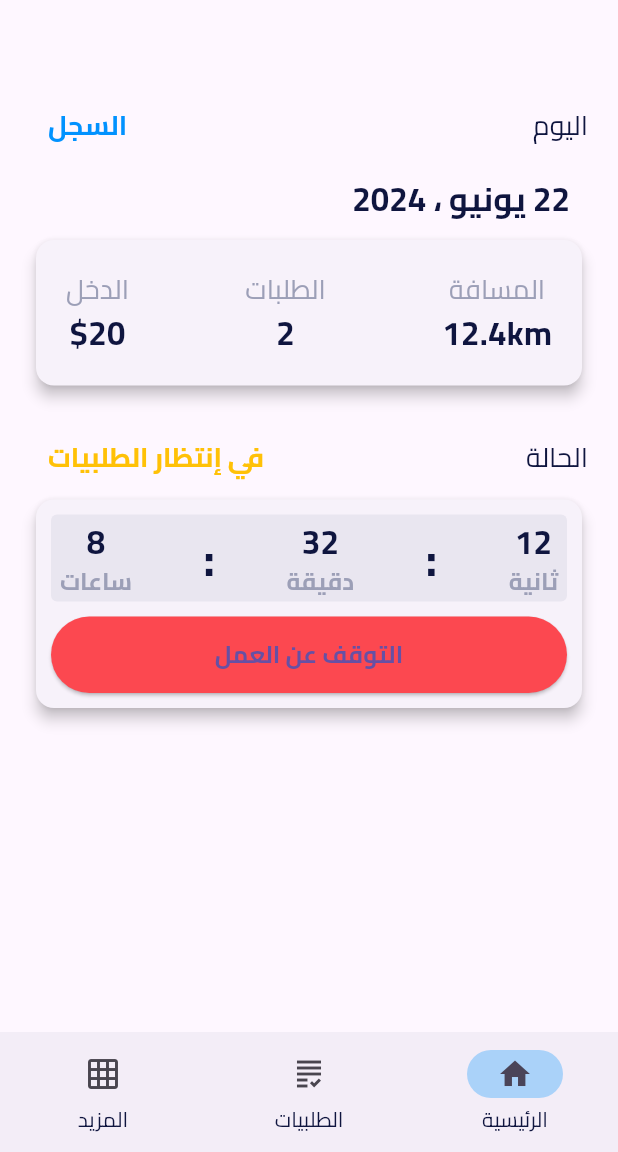
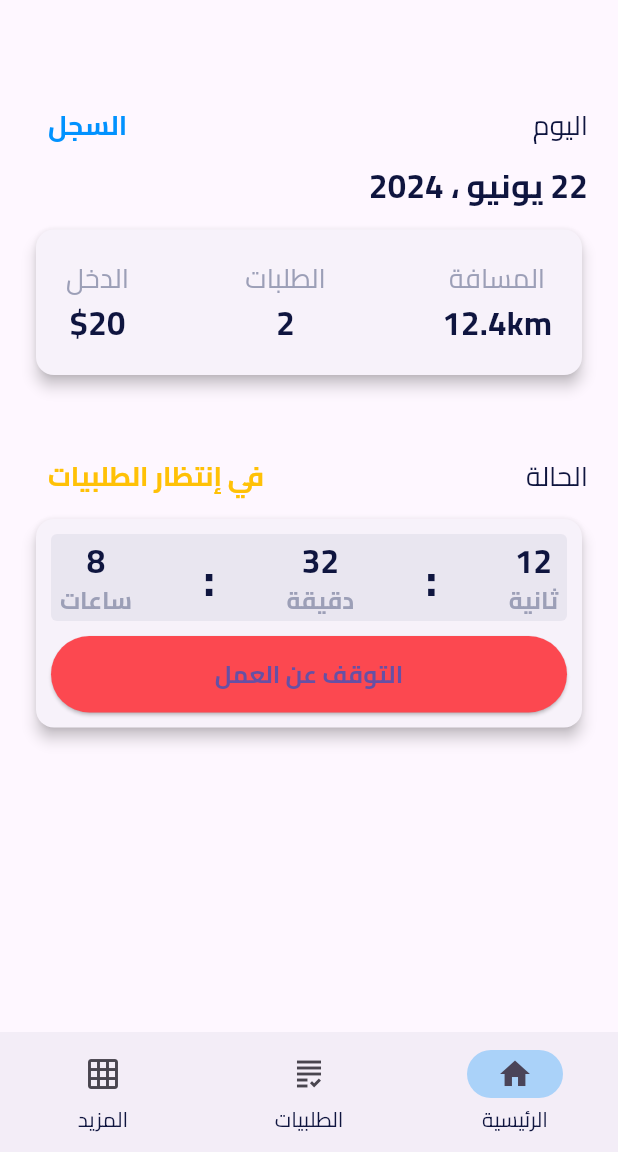
Before and after one commit to monzerabdullah/deliver_it_captin, a Flutter app: the screen it shows after launch, on a phone screen of 412 x 824 dp, the part 84-1236 px from its top. Run offline on Flutter 3.47's test engine with Material 3 defaults, Android fonts, the phone set to English and light mode, and no system bars; our stand-ins replace dotted_border, flutter_svg, smooth_page_indicator.

Commit message:
fix text widget

```diff
--- a/lib/views/home_view.dart
+++ b/lib/views/home_view.dart
@@ -62,9 +62,7 @@ class HomeView extends StatelessWidget {
                   )
                 ],
               ),
-              TextButton(
-                onPressed: () {},
-                child: const Text(
+              const Text(
                 '22 يونيو ، 2024 ',
                 style: TextStyle(
                   fontFamily: 'Cairo',
@@ -73,10 +71,12 @@ class HomeView extends StatelessWidget {
                   fontWeight: FontWeight.bold,
                 ),
               ),
+              const SizedBox(
+                height: 10,
               ),
               const DayData(),
               const SizedBox(
-                height: 20,
+                height: 40,
               ),
               Row(
                 mainAxisAlignment: MainAxisAlignment.spaceBetween,
```
Lines whose indentation alone changed are shown as unchanged.
